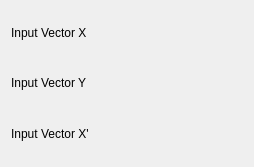
Qt form src/plugins/dataobject/interpolations/akima/akimaconfig.ui (Kst-plot/kst) before a commit.
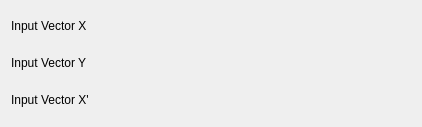
The same form after that commit. Custom widgets are drawn as their Qt base class.

Diff of the .ui file:
```diff
--- a/src/plugins/dataobject/interpolations/akima/akimaconfig.ui
+++ b/src/plugins/dataobject/interpolations/akima/akimaconfig.ui
@@ -5,10 +5,16 @@
    <rect>
     <x>0</x>
     <y>0</y>
-    <width>254</width>
-    <height>167</height>
+    <width>422</width>
+    <height>127</height>
    </rect>
   </property>
+  <property name="minimumSize" >
+   <size>
+    <width>400</width>
+    <height>0</height>
+   </size>
+  </property>
   <layout class="QVBoxLayout" name="verticalLayout" >
    <item>
     <layout class="QHBoxLayout" name="horizontalLayout" >
```
